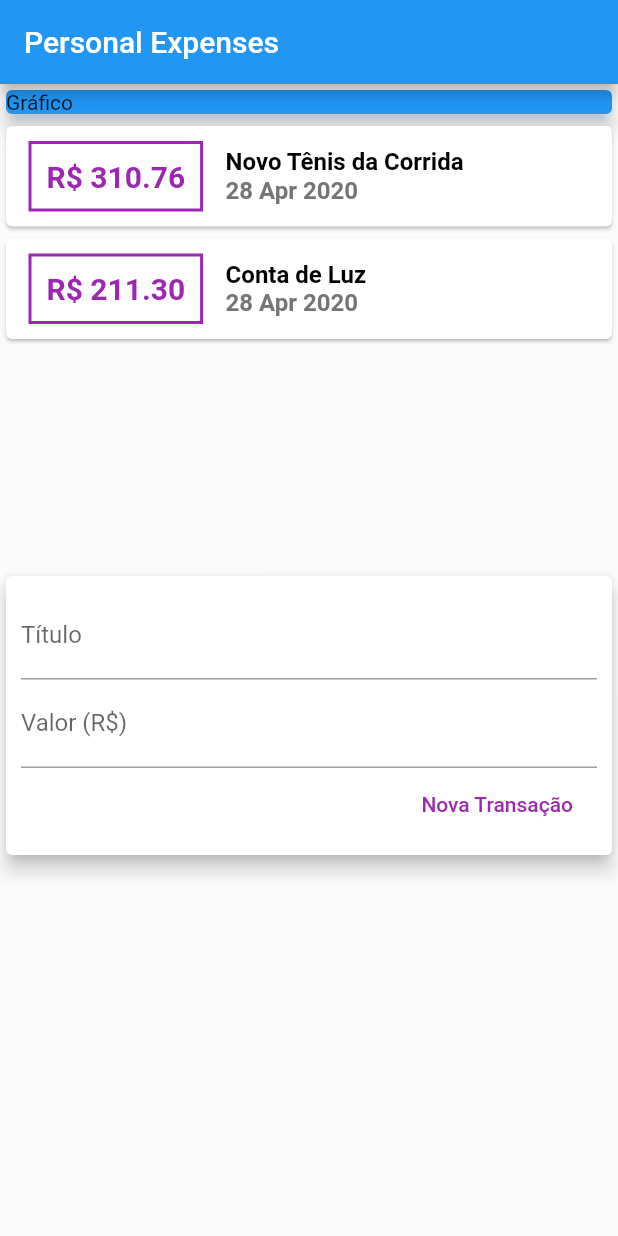
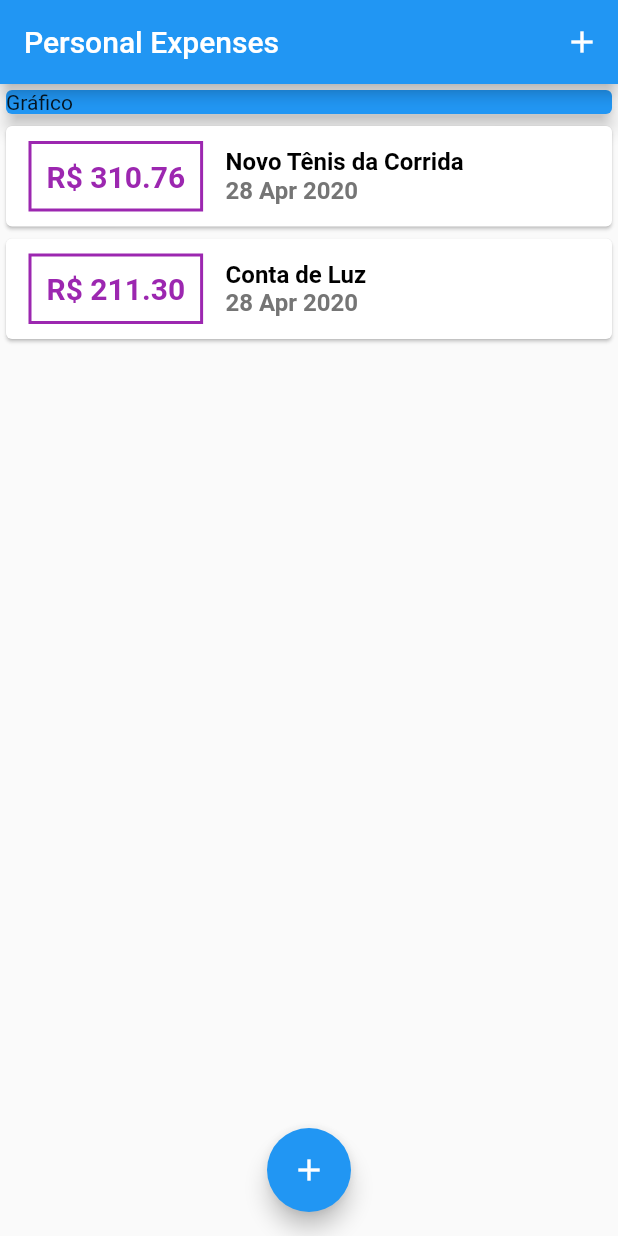
Before and after one commit to RamonGiovane/personal_expenses, a Flutter app: the screen it shows after launch, on a phone screen of 412 x 824 dp. Run offline on Flutter 3.47's test engine with Material 2 defaults, Android fonts, the phone set to English and light mode, and no system bars.

```diff
--- a/lib/components/transaction_user.dart
+++ /dev/null
@@ -1,54 +0,0 @@
-import 'dart:math';
-
-import 'package:flutter/material.dart';
-import 'package:personal_expenses/components/transaction_form.dart';
-import 'package:personal_expenses/components/transaction_list.dart';
-import 'package:personal_expenses/models/transaction.dart';
-
-class TransactionUser extends StatefulWidget {
-  @override
-  _TransactionUserState createState() => _TransactionUserState();
-}
-
-class _TransactionUserState extends State<TransactionUser> {
-
-
-  final _transactions = [
-    Transaction(
-      id: 't1',
-      title: 'Novo Tênis da Corrida',
-      value: 310.76,
-      date: DateTime.now(),
-    ),
-    Transaction(
-      id: 't2',
-      title: 'Conta de Luz',
-      value: 211.30,
-      date: DateTime.now(),
-    ),
-  ];
-  _addTransaction(String title, double value){
-    final newTransaction = Transaction(
-      id: Random().nextDouble().toString(),
-      title: title,
-      value: value,
-      date: DateTime.now(),
-    );
-
-    setState(() {
-      _transactions.add(newTransaction);
-    });
-  }
-
-
-  @override
-  Widget build(BuildContext context) {
-    return Column(
-      children: <Widget>[
-        TransactionList(_transactions),
-        TransactionForm(_addTransaction),
-      ],
-
-    );
-  }
-}
--- a/lib/main.dart
+++ b/lib/main.dart
@@ -1,5 +1,8 @@
+import 'dart:math';
 import 'package:flutter/material.dart';
-import 'package:personal_expenses/components/transaction_user.dart';
+import 'package:personal_expenses/components/transaction_form.dart';
+import 'components/transaction_list.dart';
+import 'models/transaction.dart';
 
 main() => runApp(ExpensesApp());
 
@@ -12,13 +15,62 @@ class ExpensesApp extends StatelessWidget {
   }
 }
 
-class MyHomePage extends StatelessWidget {
+class MyHomePage extends StatefulWidget {
+  @override
+  _MyHomePageState createState() => _MyHomePageState();
+}
+
+class _MyHomePageState extends State<MyHomePage> {
+  final _transactions = [
+    Transaction(
+      id: 't1',
+      title: 'Novo Tênis da Corrida',
+      value: 310.76,
+      date: DateTime.now(),
+    ),
+    Transaction(
+      id: 't2',
+      title: 'Conta de Luz',
+      value: 211.30,
+      date: DateTime.now(),
+    ),
+  ];
+
+  void _openTransactionFormModal(BuildContext context) {
+    showModalBottomSheet(
+      context: context,
+      builder: (_) {
+        return TransactionForm(_addTransaction);
+      },
+    );
+  }
+
+  void _addTransaction(String title, double value) {
+    final newTransaction = Transaction(
+      id: Random().nextDouble().toString(),
+      title: title,
+      value: value,
+      date: DateTime.now(),
+    );
+
+    setState(() {
+      _transactions.add(newTransaction);
+    });
+
+    Navigator.of(context).pop();
+  }
     @override
     Widget build(BuildContext context) {
       return Center(
         child: Scaffold(
           appBar: AppBar(
             title: Text('Personal Expenses'),
+            actions: <Widget>[
+              IconButton(
+                icon: Icon(Icons.add),
+                onPressed: () { _openTransactionFormModal(context); },
+              )
+            ],
           ),
           body: SingleChildScrollView(
             child: Column(
@@ -31,10 +83,21 @@ class MyHomePage extends StatelessWidget {
                     elevation: 5,
                   ),
                 ),
-              TransactionUser(),
+                Column(
+                  children: <Widget>[
+                    TransactionList(_transactions),
+
+                  ],
+                ),
               ],
             ),
           ),
+          floatingActionButton: FloatingActionButton(
+            child: Icon(Icons.add),
+            onPressed: () { _openTransactionFormModal(context); },
+          ),
+          floatingActionButtonLocation:
+              FloatingActionButtonLocation.centerFloat,
         ),
       );
     }
```
Also changed, not shown: lib/components/transaction_form.dart (+11 -5 lines). Lines whose indentation alone changed are shown as unchanged.
